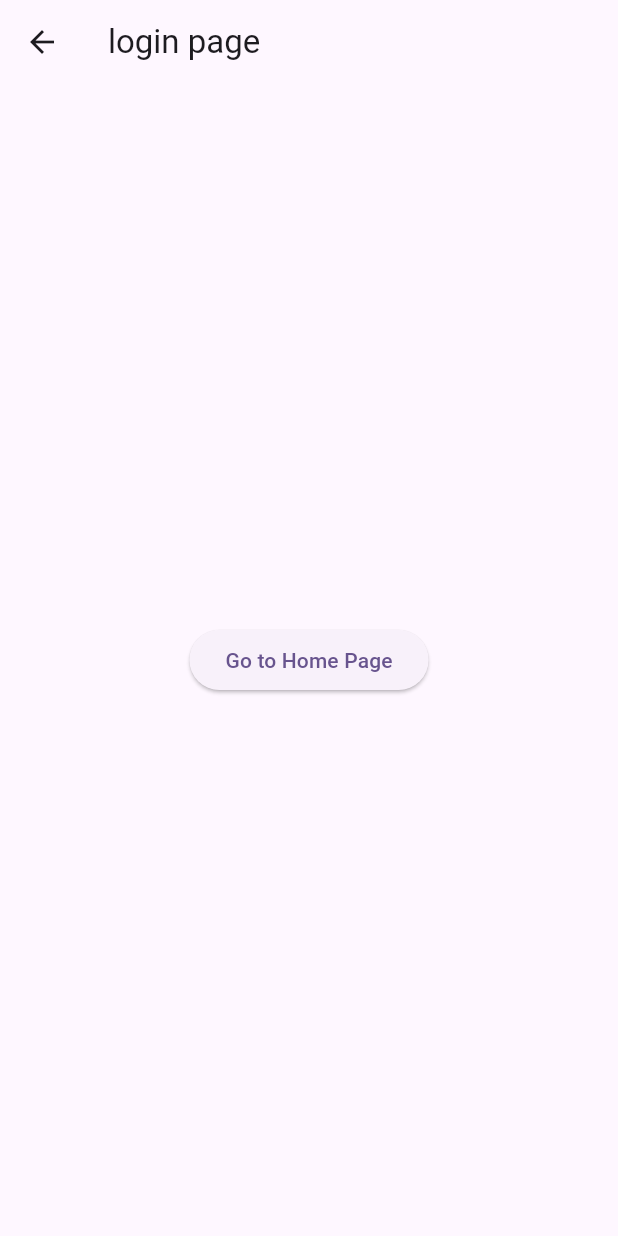
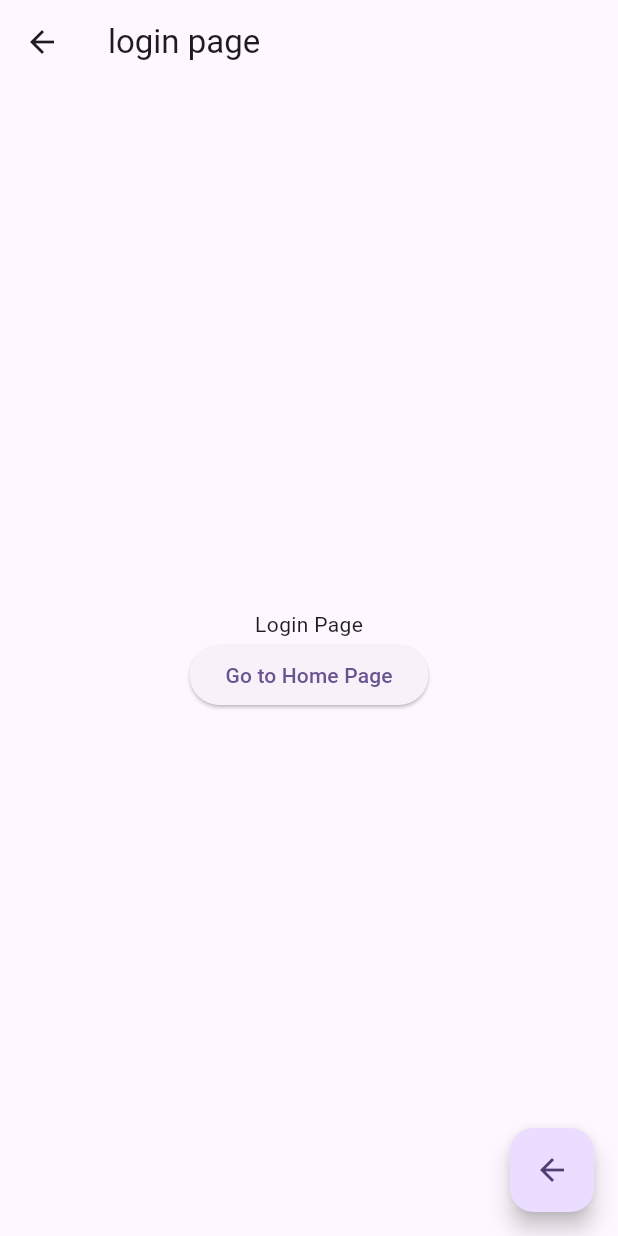
Before and after one commit to mohamedfahmy1318/med, a Flutter app: the Login screen opened directly, on a phone screen of 412 x 824 dp. Run offline on Flutter 3.47's test engine with Material 3 defaults, Android fonts, the phone set to English and light mode, and no system bars.

Commit message:
update login body

```diff
--- a/lib/home/login.dart
+++ b/lib/home/login.dart
@@ -7,12 +7,23 @@ class Login extends StatelessWidget {
   Widget build(BuildContext context) {
     return Scaffold(
       appBar: AppBar(title: const Text('login page')),
-      body: Container(
-        alignment: Alignment.center,
-        child: ElevatedButton(
-          onPressed: () {},
-          child: const Text('Go to Home Page'),
+      body: Center(
+        child: Column(
+          mainAxisAlignment: MainAxisAlignment.center,
+          children: [
+            const Text('Login Page'),
+            ElevatedButton(
+              onPressed: () {},
+              child: const Text('Go to Home Page'),
+            ),
+          ],
         ),
+      ),
+      floatingActionButton: FloatingActionButton(
+        onPressed: () {
+          Navigator.pop(context);
+        },
+        child: const Icon(Icons.arrow_back),
       ),
     );
   }
```
